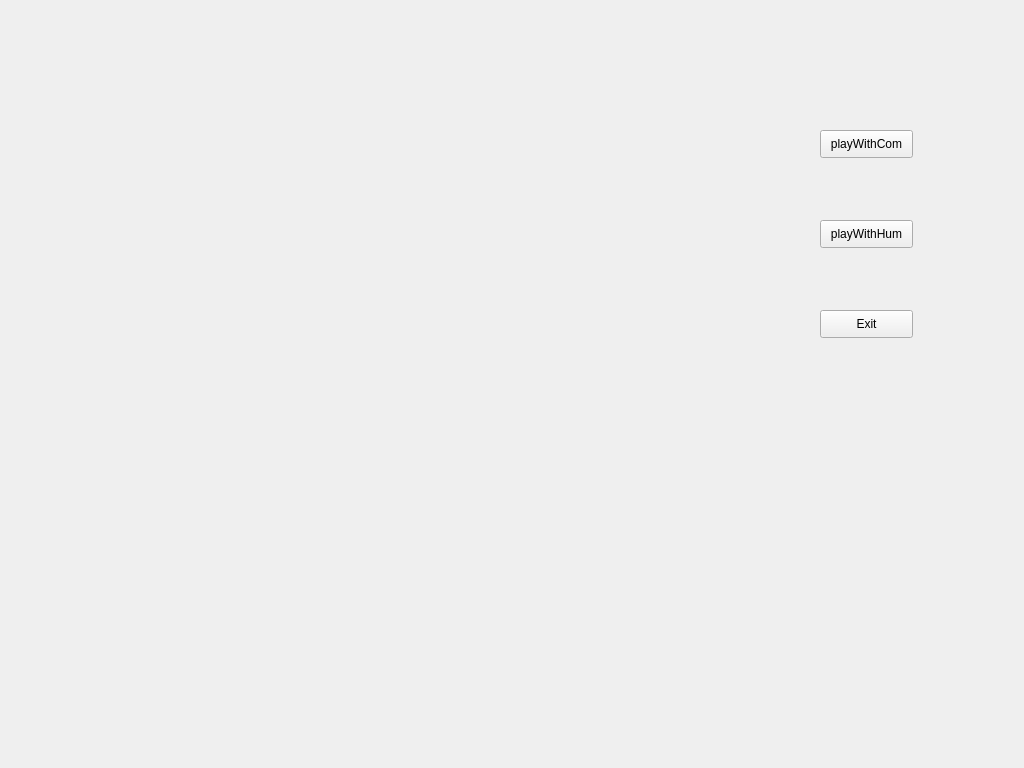
Old version of the form mainwindow.ui in the repository NoahNieh/gomuku-qt.
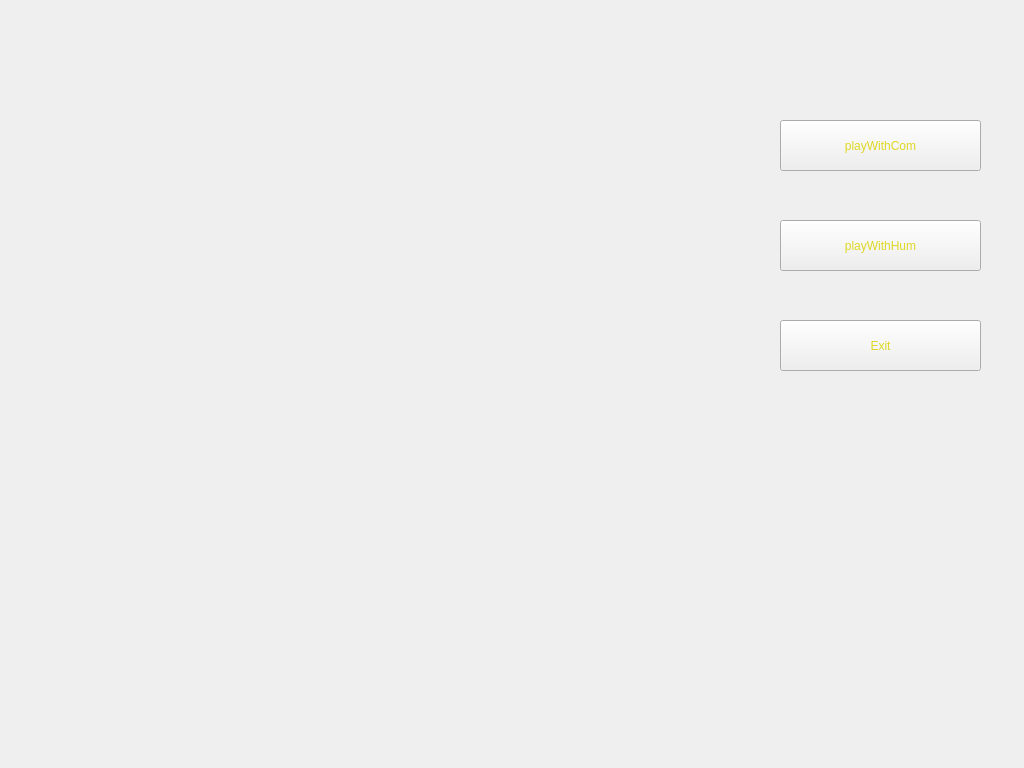
New version of the form. Icons and pictures are not drawn.

Diff of the .ui file:
```diff
--- a/mainwindow.ui
+++ b/mainwindow.ui
@@ -14,18 +14,35 @@
    <string>MainWindow</string>
   </property>
   <property name="styleSheet">
-   <string notr="true"/>
+   <string notr="true">QPushButton
+{	
+	
+	color: rgb(222, 216, 35);
+	border-image: url(:/image/image/button.png);
+}
+QPushButton:hover
+{
+	
+	border-image: url(:/image/image/button_hover.png);
+}
+QPushButton:pressed
+{
+border-image: url(:/image/image/button_pressed.png);
+}</string>
   </property>
   <widget class="QWidget" name="centralWidget">
    <widget class="QPushButton" name="playWithCom">
     <property name="geometry">
      <rect>
-      <x>820</x>
-      <y>130</y>
-      <width>93</width>
-      <height>28</height>
+      <x>780</x>
+      <y>120</y>
+      <width>201</width>
+      <height>51</height>
      </rect>
     </property>
+    <property name="styleSheet">
+     <string notr="true"/>
+    </property>
     <property name="text">
      <string>playWithCom</string>
     </property>
@@ -33,10 +50,10 @@
    <widget class="QPushButton" name="playWithHum">
     <property name="geometry">
      <rect>
-      <x>820</x>
+      <x>780</x>
       <y>220</y>
-      <width>93</width>
-      <height>28</height>
+      <width>201</width>
+      <height>51</height>
      </rect>
     </property>
     <property name="text">
@@ -46,10 +63,10 @@
    <widget class="QPushButton" name="exit">
     <property name="geometry">
      <rect>
-      <x>820</x>
-      <y>310</y>
-      <width>93</width>
-      <height>28</height>
+      <x>780</x>
+      <y>320</y>
+      <width>201</width>
+      <height>51</height>
      </rect>
     </property>
     <property name="text">
```
